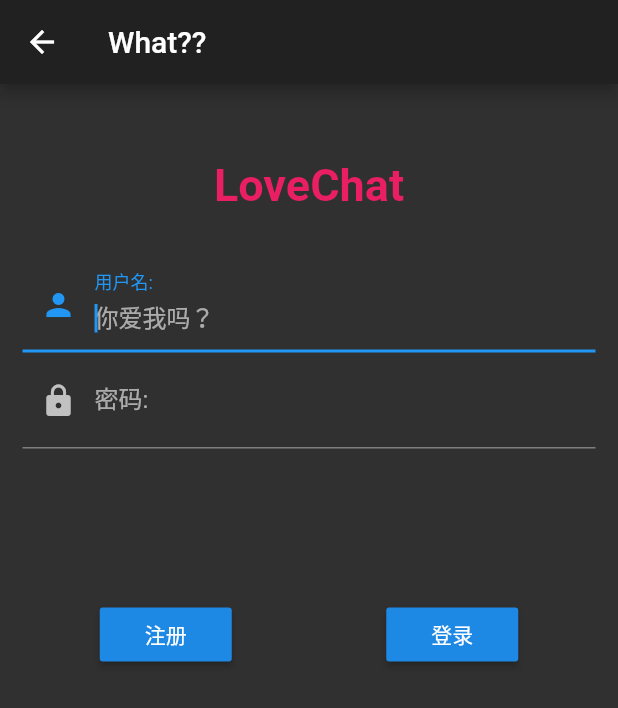
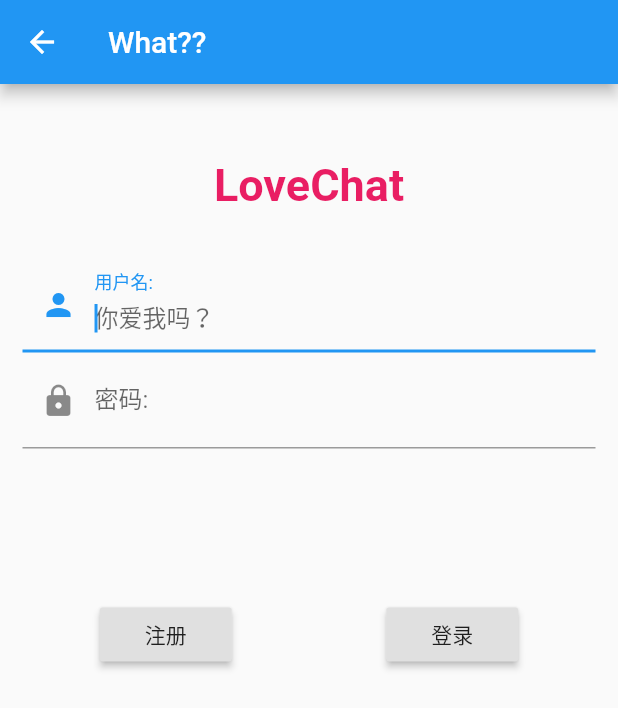
Before and after one commit to lilong7676/love_chat_app, a Flutter app: the screen it shows after launch, after a tap on "注册", on a phone screen of 412 x 824 dp. Shown: the top 708 px of the screen. Run offline on Flutter 3.47's test engine with Material 2 defaults, Android fonts, the phone set to English and light mode, and no system bars.

Commit message:
新增globalSettings,支持设置主题,todo数据持久化,登录

```diff
--- a/lib/main.dart
+++ b/lib/main.dart
@@ -1,26 +1,34 @@
 import 'package:flutter/material.dart';
 import 'package:provider/provider.dart';
 import 'package:love_chat/routes/MyRouter.dart';
-import 'package:love_chat/models/user.dart';
+import 'package:love_chat/models/userManager.dart';
+import 'package:love_chat/models/globalSettings.dart';
 
 void main() => runApp(MyApp());
 
 /// This Widget is the main application widget.
 class MyApp extends StatelessWidget {
-  static const String _title = 'Flutter Code Sample';
+  static const String _title = 'LoveChat';
 
   @override
   Widget build(BuildContext context) {
     return MultiProvider(
       providers: [
-        Provider(builder: (context) => User()),
+        Provider(builder: (context) => UserManager()),
+        ChangeNotifierProvider(
+          builder: (_) => GlobalSettings(),
+        ),
       ],
-      child: MaterialApp(
-        title: _title,
-        theme: ThemeData.dark(),
-        initialRoute: '/',
-        routes: MyRouter.routes,
-        onGenerateRoute: MyRouter.getRoute,
+      child: Consumer<GlobalSettings>(
+        builder: (context, globalSettings, child) {
+          return MaterialApp(
+            title: _title,
+            theme: globalSettings.brightnessTheme,
+            initialRoute: '/',
+            routes: MyRouter.routes,
+            onGenerateRoute: MyRouter.getRoute,
+          );
+        },
       ),
     );
   }
--- /dev/null
+++ b/lib/models/globalSettings.dart
@@ -0,0 +1,18 @@
+import 'package:flutter/cupertino.dart';
+import 'package:flutter/material.dart';
+
+class GlobalSettings extends ChangeNotifier {
+  // 全局主题
+  ThemeData _brightnessTheme = ThemeData.light();
+
+
+  set brightnessTheme(ThemeData brightnessTheme) {
+    if (brightnessTheme != _brightnessTheme) {
+      _brightnessTheme = brightnessTheme;
+      notifyListeners();
+    }
+  }
+  ThemeData get brightnessTheme => _brightnessTheme;
+
+
+}
--- a/lib/models/user.dart
+++ b/lib/models/userManager.dart
@@ -1,16 +1,19 @@
-class User {
+class UserManager {
   String userId;
   String userName;
   String avatar;
   String accessToken;
 
+  bool hasLogin() {
+    return false;
+  }
+
+  // 单例相关
   // 单例公开访问点
-  factory User() => _sharedInstance();
-
+  factory UserManager() => _sharedInstance();
   // 供内部使用
-  static User _instance;
-
-  User._([Map<String, dynamic> json]) {
+  static UserManager _instance;
+  UserManager._([Map<String, dynamic> json]) {
     // 具体初始化代码
     if (json != null) {
       _instance.userId = json['userId'];
@@ -18,16 +21,15 @@ class User {
       _instance.avatar = json['avatar'];
     }
   }
-
-  static User _sharedInstance() {
+  static UserManager _sharedInstance() {
     if (_instance == null) {
-      _instance = User._();
+      _instance = UserManager._();
     }
     return _instance;
   }
 
-  factory User.fromJson(Map<String, dynamic> json) {
-    User._(json);
+  factory UserManager.fromJson(Map<String, dynamic> json) {
+    UserManager._(json);
     return _sharedInstance();
   }
 
--- a/lib/screens/login/login_page.dart
+++ b/lib/screens/login/login_page.dart
@@ -1,5 +1,5 @@
 import 'package:flutter/material.dart';
-import 'package:love_chat/models/user.dart';
+import 'package:love_chat/models/globalSettings.dart';
 import 'package:provider/provider.dart';
 
 class Login extends StatefulWidget {
@@ -120,10 +120,6 @@ class _LoginState extends State<Login> {
       _passwordFocusNode.unfocus();
     }
 
-    User user = Provider.of<User>(context);
-
-    print('user ' + user.toString());
-
     if (ModalRoute.of(context).settings.name == '/login2') {
       Navigator.pop(context, 'testPopResult');
     } else {
```
